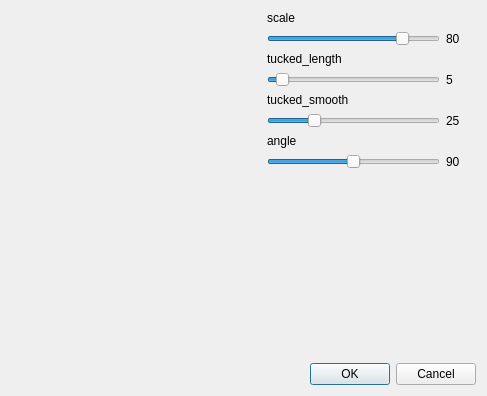
Qt form forms/origamipanel.ui (TopModLab/Unfolding) before a commit.
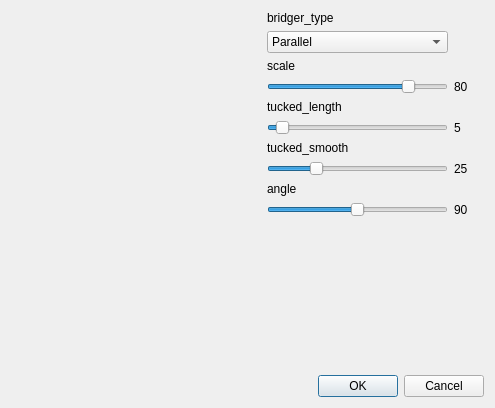
The same form after that commit. Icons and pictures are not drawn.

Commit message: Origamizer Beta v0.3. Change cut edge bridger into half-bridger. Add bridger type selection in origamiPanel.

Diff of the .ui file:
```diff
--- a/forms/origamipanel.ui
+++ b/forms/origamipanel.ui
@@ -6,8 +6,8 @@
    <rect>
     <x>0</x>
     <y>0</y>
-    <width>487</width>
-    <height>396</height>
+    <width>495</width>
+    <height>408</height>
    </rect>
   </property>
   <property name="windowTitle">
@@ -51,7 +51,7 @@
          <property name="sizeConstraint">
           <enum>QLayout::SetNoConstraint</enum>
          </property>
-         <item row="9" column="1">
+         <item row="13" column="1">
           <spacer name="verticalSpacer">
            <property name="orientation">
             <enum>Qt::Vertical</enum>
@@ -64,7 +64,7 @@
            </property>
           </spacer>
          </item>
-         <item row="4" column="2">
+         <item row="6" column="2">
           <widget class="QLabel" name="slider2_val">
            <property name="minimumSize">
             <size>
@@ -77,7 +77,7 @@
            </property>
           </widget>
          </item>
-         <item row="4" column="1">
+         <item row="6" column="1">
           <widget class="QSlider" name="slider_tucked_length">
            <property name="maximum">
             <number>100</number>
@@ -93,14 +93,14 @@
            </property>
           </widget>
          </item>
-         <item row="3" column="1">
+         <item row="5" column="1">
           <widget class="QLabel" name="label_tucked_length">
            <property name="text">
             <string>tucked_length</string>
            </property>
           </widget>
          </item>
-         <item row="1" column="1">
+         <item row="3" column="1">
           <widget class="QLabel" name="label_scale">
            <property name="minimumSize">
             <size>
@@ -113,7 +113,7 @@
            </property>
           </widget>
          </item>
-         <item row="2" column="2">
+         <item row="4" column="2">
           <widget class="QLabel" name="slider1_val">
            <property name="minimumSize">
             <size>
@@ -129,7 +129,7 @@
            </property>
           </widget>
          </item>
-         <item row="2" column="1">
+         <item row="4" column="1">
           <widget class="QSlider" name="slider_scale">
            <property name="maximum">
             <number>99</number>
@@ -145,7 +145,7 @@
            </property>
           </widget>
          </item>
-         <item row="6" column="1">
+         <item row="8" column="1">
           <widget class="QSlider" name="slider_tucked_smooth">
            <property name="maximum">
             <number>100</number>
@@ -158,28 +158,28 @@
            </property>
           </widget>
          </item>
-         <item row="7" column="1">
+         <item row="9" column="1">
           <widget class="QLabel" name="label_angle">
            <property name="text">
             <string>angle</string>
            </property>
           </widget>
          </item>
-         <item row="6" column="2">
+         <item row="8" column="2">
           <widget class="QLabel" name="slider3_val">
            <property name="text">
             <string>25</string>
            </property>
           </widget>
          </item>
-         <item row="5" column="1">
+         <item row="7" column="1">
           <widget class="QLabel" name="label_tucked_smooth">
            <property name="text">
             <string>tucked_smooth</string>
            </property>
           </widget>
          </item>
-         <item row="8" column="1">
+         <item row="10" column="1">
           <widget class="QSlider" name="slider_angle">
            <property name="minimum">
             <number>1</number>
@@ -195,13 +195,43 @@
            </property>
           </widget>
          </item>
-         <item row="8" column="2">
+         <item row="10" column="2">
           <widget class="QLabel" name="slider4_val">
            <property name="text">
             <string>90</string>
            </property>
           </widget>
          </item>
+         <item row="1" column="1">
+          <widget class="QLabel" name="label_type">
+           <property name="text">
+            <string>bridger_type</string>
+           </property>
+          </widget>
+         </item>
+         <item row="2" column="1">
+          <widget class="QComboBox" name="TypeComboBox">
+           <property name="editable">
+            <bool>false</bool>
+           </property>
+           <property name="currentText">
+            <string>Parallel</string>
+           </property>
+           <property name="currentIndex">
+            <number>0</number>
+           </property>
+           <item>
+            <property name="text">
+             <string>Parallel</string>
+            </property>
+           </item>
+           <item>
+            <property name="text">
+             <string>Non-parallel</string>
+            </property>
+           </item>
+          </widget>
+         </item>
         </layout>
        </item>
       </layout>
```
Left out of the diff: 34 changed lines with no effect on the pictures. The commit also changes 4 other files.
